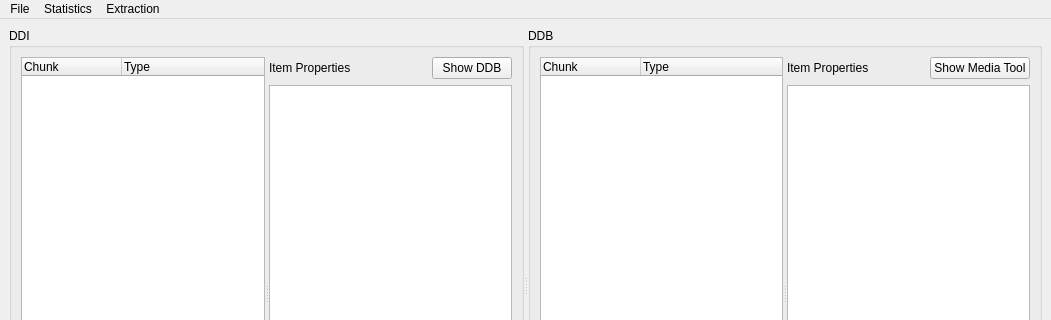
Qt form ui/mainwindow.ui (RigoLigoRLC/ddiview) before a commit; both pictures show x 0 to 1051 and y 0 to 320 of the 1051 by 572 pixel window.
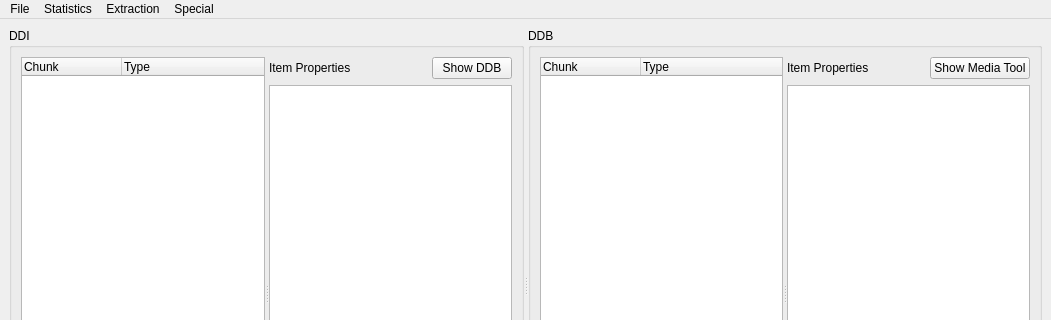
The same form after that commit.

```diff
--- a/ui/mainwindow.ui
+++ b/ui/mainwindow.ui
@@ -209,7 +209,7 @@
      <x>0</x>
      <y>0</y>
      <width>1051</width>
-     <height>17</height>
+     <height>21</height>
     </rect>
    </property>
    <widget class="QMenu" name="menuOpen">
@@ -235,9 +235,16 @@
     </property>
     <addaction name="actionExtractAllSamples"/>
    </widget>
+   <widget class="QMenu" name="menuSpecial">
+    <property name="title">
+     <string>Special</string>
+    </property>
+    <addaction name="actionPack_DevDB"/>
+   </widget>
    <addaction name="menuOpen"/>
    <addaction name="menuStatistics"/>
    <addaction name="menuExtraction"/>
+   <addaction name="menuSpecial"/>
   </widget>
   <widget class="QStatusBar" name="statusbar"/>
   <action name="actionOpen">
```
Left out of the diff: 5 changed lines with no effect on the pictures.
